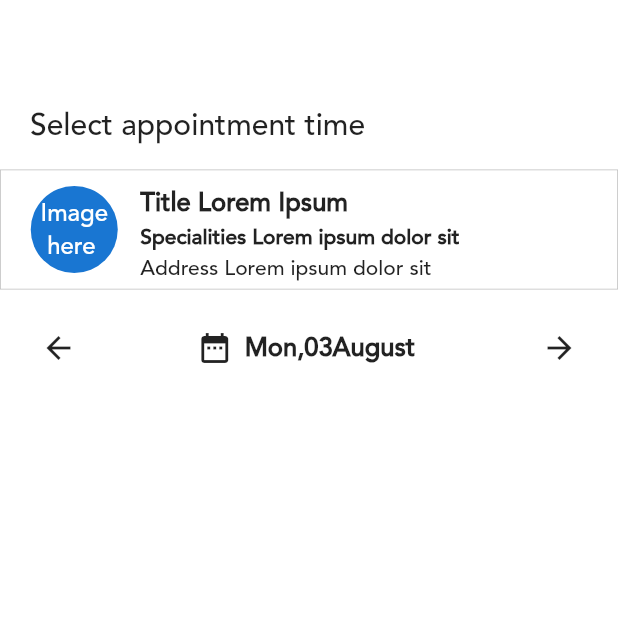
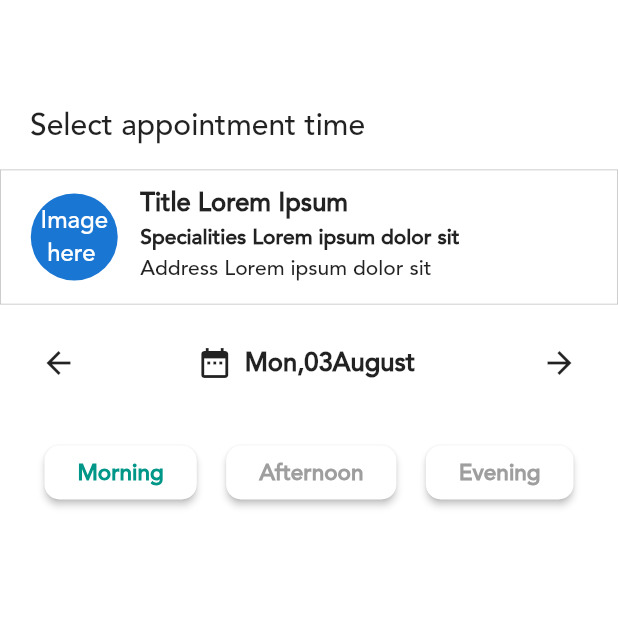
Before and after one commit to NazmuMasood/Doctors_app, a Flutter app: the CreateAppointmentWidget screen opened directly, on a phone screen of 412 x 824 dp, the top half of it. Run offline on Flutter 3.47's test engine with Material 2 defaults, Android fonts, the phone set to English and light mode, and no system bars; our stand-ins replace firebase_auth; accounts and stored records are empty; key blocks and very long unbroken strings in the code were emptied for the run.

Commit message:
Appointment slot radio button added

```diff
--- /dev/null
+++ b/lib/widgets/patient/appointment_slot_radio_button.dart
@@ -0,0 +1,44 @@
+import 'package:flutter/material.dart';
+class AppointmentRadioButton extends StatefulWidget {
+  @override
+  _AppointmentRadioButtonState createState() => _AppointmentRadioButtonState();
+}
+
+class _AppointmentRadioButtonState extends State<AppointmentRadioButton> {
+
+  List<String> lst = ['Morning','Afternoon','Evening'];
+  int selectedIndex = 0;
+
+  @override
+  Widget build(BuildContext context) {
+    return Container(
+      padding: EdgeInsets.all(10),
+      child: Row(
+        mainAxisAlignment: MainAxisAlignment.spaceEvenly,
+        children: <Widget>[
+          customRadio(lst[0],0),
+          customRadio(lst[1],1),
+          customRadio(lst[2],2),
+        ],
+      ),
+    );
+  }
+
+  void changeIndex(int index){
+    setState(() {
+      selectedIndex = index;
+    });
+  }
+  Widget customRadio(String txt,int index){
+    return RaisedButton(
+      onPressed: () => changeIndex(index),
+      shape: RoundedRectangleBorder(borderRadius: BorderRadius.circular(10.0)),
+      color: Colors.white,
+//      borderSide: BorderSide(color: selectedIndex == index ? Colors.teal : Colors.grey),
+      child: Padding(
+        padding: const EdgeInsets.all(6.0),
+        child: Text(txt,style: TextStyle(color: selectedIndex == index ?Colors.teal : Colors.grey,fontWeight: FontWeight.bold,fontSize: 15),),
+      ),
+    );
+  }
+  }
--- a/lib/widgets/patient/create_appointment.dart
+++ b/lib/widgets/patient/create_appointment.dart
@@ -2,6 +2,7 @@ import 'package:flutter/cupertino.dart';
 import 'package:flutter/material.dart';
 import 'package:intl/intl.dart';
 import 'package:doctors_app/dummy/dummy_doctors.dart';
+import 'appointment_slot_radio_button.dart';
 
 class CreateAppointmentWidget extends StatefulWidget {
   final String categoryId;
@@ -53,7 +54,7 @@ class _CreateAppointmentWidgetState extends State<CreateAppointmentWidget> {
             height: 2,
           ),
           Container(
-            height: 80,
+            height: 90,
             decoration: BoxDecoration(
               border: Border.all(
                 width: .5,
@@ -130,14 +131,7 @@ class _CreateAppointmentWidgetState extends State<CreateAppointmentWidget> {
                   ],
                 ),
               ),
-              /*Row(
-                children: <Widget>[Column(
-                  mainAxisAlignment: MainAxisAlignment.spaceEvenly,
-                  children: <Widget>[
-                  ],
-                ),],
-              ),
-              RadioButton(),*/
+              AppointmentRadioButton(),
             ],
           ),
         ],
```
